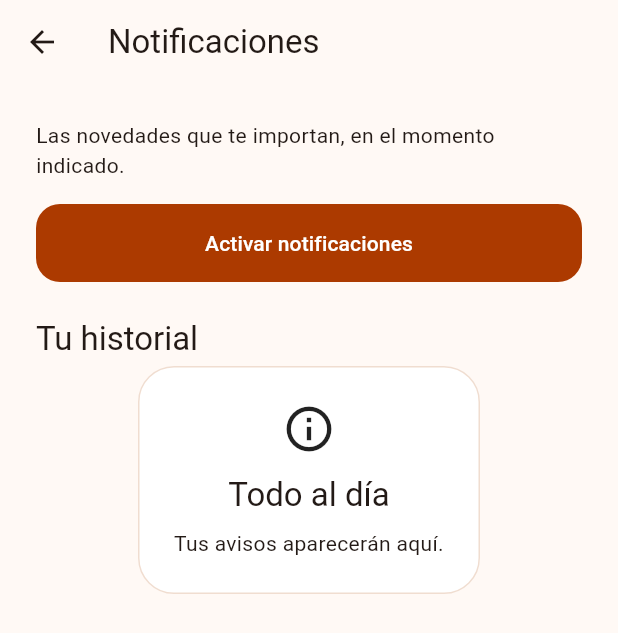
After one commit to CodeArtNexus/financebro-flutter, a Flutter app: the screen it shows once a user with an empty profile is signed in, scrolled down 168 dp, after a tap on the "notifications" icon, on a phone screen of 412 x 824 dp. The commit adds this screen. Shown: the top 633 px of the screen. Run offline on Flutter 3.47's test engine with Material 3 defaults, Android fonts, the phone set to English and light mode, and no system bars; our stand-ins replace cloud_firestore, dio, firebase_auth, firebase_core, firebase_messaging, flutter_local_notifications and 3 more; accounts and stored records are empty.

Commit message:
feat: etapa 5 - preparar notificaciones push y navegación segura

```diff
--- a/lib/app/financebro_app.dart
+++ b/lib/app/financebro_app.dart
@@ -1,14 +1,48 @@
 import 'package:flutter/material.dart';
+
+import 'dart:async';
+
 import 'package:flutter_riverpod/flutter_riverpod.dart';
 import 'package:flutter_localizations/flutter_localizations.dart';
 
 import 'rutas.dart';
 import 'tema.dart';
+import 'proveedores.dart';
+import '../core/errores.dart';
+
+final mensajero = GlobalKey<ScaffoldMessengerState>();
+
+final avisosSesionProvider = Provider<void>((ref) {
+  final usuario = ref.watch(sesionProvider).value;
+  if (usuario == null) return;
+  final repositorio = ref.watch(notificacionesRepositorioProvider);
+  final router = ref.watch(rutasProvider);
+  final suscripcion = repositorio.recibidas.listen((aviso) {
+    mensajero.currentState?.showSnackBar(
+      SnackBar(
+        content: Text(aviso.texto),
+        action: SnackBarAction(
+          label: 'Ver',
+          onPressed: () => router.go(aviso.destino),
+        ),
+      ),
+    );
+  });
+  unawaited(
+    repositorio.conectar(usuario.uid, router.go).catchError((Object e) {
+      registrarEvento('push_no_disponible', servicio: 'notificaciones');
+    }),
+  );
+  ref.onDispose(suscripcion.cancel);
+});
 
 class FinanceBroApp extends ConsumerWidget {
   const FinanceBroApp({super.key});
   @override
-  Widget build(BuildContext context, WidgetRef ref) => MaterialApp.router(
+  Widget build(BuildContext context, WidgetRef ref) {
+    ref.watch(avisosSesionProvider);
+    return MaterialApp.router(
+      scaffoldMessengerKey: mensajero,
       title: 'FinanceBro',
       debugShowCheckedModeBanner: false,
       theme: crearTema(),
@@ -18,3 +52,4 @@ class FinanceBroApp extends ConsumerWidget {
       routerConfig: ref.watch(rutasProvider),
     );
   }
+}
--- a/lib/app/proveedores.dart
+++ b/lib/app/proveedores.dart
@@ -1,4 +1,8 @@
 import 'package:dio/dio.dart';
+
+import '../core/configuracion.dart';
+import '../features/notifications/notificaciones.dart';
+import '../features/notifications/firebase_notificaciones.dart';
 
 import '../core/control_red.dart';
 import '../features/exchange/divisas.dart';
@@ -96,3 +100,22 @@ final cotizacionProvider = FutureProvider.autoDispose
     .family<Cotizacion, String>(
       (ref, moneda) => ref.watch(divisasRepositorioProvider).consultar(moneda),
     );
+
+final notificacionesRepositorioProvider = Provider<RepositorioNotificaciones>((
+  ref,
+) {
+  if (usarEmuladores) return NotificacionesEmuladas();
+  final repositorio = FirebaseNotificaciones(
+    ref.watch(datosProvider),
+    ref.watch(preferenciasLocalesProvider),
+  );
+  ref.onDispose(repositorio.dispose);
+  return repositorio;
+});
+final historialNotificacionesProvider = StreamProvider<List<AvisoCliente>>((
+  ref,
+) {
+  final usuario = ref.watch(sesionProvider).value;
+  if (usuario == null) return const Stream.empty();
+  return ref.watch(notificacionesRepositorioProvider).historial(usuario.uid);
+});
--- a/lib/app/rutas.dart
+++ b/lib/app/rutas.dart
@@ -1,4 +1,5 @@
 import '../features/exchange/divisas_pantalla.dart';
+import '../features/notifications/notificaciones_pantalla.dart';
 import '../core/laboratorio_pantalla.dart';
 import '../core/configuracion.dart';
 import '../features/experience/perfil_pantalla.dart';
@@ -70,6 +71,10 @@ final rutasProvider = Provider<GoRouter>((ref) {
           path: '/laboratorio',
           builder: (_, _) => const LaboratorioPantalla(),
         ),
+      GoRoute(
+        path: '/notificaciones',
+        builder: (_, _) => const NotificacionesPantalla(),
+      ),
       GoRoute(
         path: '/cuentas/:cuenta',
         builder: (_, state) =>
@@ -190,7 +195,16 @@ class InicioPantalla extends ConsumerWidget {
     final mostrarSaldo =
         ref.watch(perfilProvider).value?.valor.mostrarSaldo ?? false;
     return Scaffold(
-      appBar: AppBar(title: const Text('FinanceBro')),
+      appBar: AppBar(
+        title: const Text('FinanceBro'),
+        actions: [
+          IconButton(
+            tooltip: 'Notificaciones',
+            onPressed: () => context.push('/notificaciones'),
+            icon: const Icon(Icons.notifications_outlined),
+          ),
+        ],
+      ),
       body: ListView(
         padding: const EdgeInsets.all(20),
         children: [
--- /dev/null
+++ b/lib/features/notifications/firebase_notificaciones.dart
@@ -0,0 +1,210 @@
+import 'dart:async';
+import 'dart:math';
+
+import 'package:cloud_firestore/cloud_firestore.dart';
+import 'package:firebase_messaging/firebase_messaging.dart';
+import 'package:flutter_local_notifications/flutter_local_notifications.dart';
+import 'package:shared_preferences/shared_preferences.dart';
+
+import '../../core/errores.dart';
+import 'notificaciones.dart';
+
+class FirebaseNotificaciones implements RepositorioNotificaciones {
+  FirebaseNotificaciones(this.datos, this.preferencias);
+  final FirebaseFirestore datos;
+  final SharedPreferences preferencias;
+  final mensajes = FirebaseMessaging.instance;
+  final locales = FlutterLocalNotificationsPlugin();
+  final _recibidas = StreamController<AvisoCliente>.broadcast();
+  final _suscripciones = <StreamSubscription>[];
+  String? _uid;
+  String? _dispositivo;
+  void Function(String)? _abrir;
+  @override
+  Stream<AvisoCliente> get recibidas => _recibidas.stream;
+  @override
+  Future<void> conectar(String uid, void Function(String) abrir) async {
+    if (_uid == uid) return;
+    await _cancelarSuscripciones();
+    _uid = uid;
+    _abrir = abrir;
+    _dispositivo = preferencias.getString('dispositivo_push');
+    _dispositivo ??= List.generate(
+      16,
+      (_) => Random.secure().nextInt(256).toRadixString(16).padLeft(2, '0'),
+    ).join();
+    await preferencias.setString('dispositivo_push', _dispositivo!);
+    await locales.initialize(
+      settings: const InitializationSettings(
+        android: AndroidInitializationSettings('ic_notification'),
+      ),
+      onDidReceiveNotificationResponse: (respuesta) =>
+          _abrir?.call(destinoPush({'ruta': respuesta.payload})),
+    );
+    await locales
+        .resolvePlatformSpecificImplementation<
+          AndroidFlutterLocalNotificationsPlugin
+        >()
+        ?.createNotificationChannel(
+          const AndroidNotificationChannel(
+            'financebro_clientes',
+            'Avisos de FinanceBro',
+            description: 'Novedades de tu espacio financiero',
+            importance: Importance.high,
+          ),
+        );
+    _suscripciones.add(
+      FirebaseMessaging.onMessage.listen((m) async {
+        if (m.data['uid'] != _uid) return;
+        final aviso = AvisoCliente(
+          m.notification?.title ?? 'FinanceBro',
+          m.notification?.body ?? 'Hay una novedad para ti.',
+          DateTime.now(),
+          destinoPush(m.data),
+        );
+        _recibidas.add(aviso);
+        registrarEvento('push_recibido', servicio: 'notificaciones');
+        await locales.show(
+          id: m.messageId.hashCode & 0x7fffffff,
+          title: aviso.titulo,
+          body: aviso.texto,
+          payload: aviso.destino,
+          notificationDetails: const NotificationDetails(
+            android: AndroidNotificationDetails(
+              'financebro_clientes',
+              'Avisos de FinanceBro',
+              importance: Importance.high,
+              priority: Priority.high,
+              icon: 'ic_notification',
+            ),
+          ),
+        );
+      }),
+    );
+    _suscripciones.add(
+      FirebaseMessaging.onMessageOpenedApp.listen((m) {
+        if (m.data['uid'] == _uid) _abrir?.call(destinoPush(m.data));
+      }),
+    );
+    _suscripciones.add(
+      mensajes.onTokenRefresh.listen((token) {
+        _guardarToken(token).catchError(
+          (Object e) => registrarEvento(
+            'token_no_sincronizado',
+            servicio: 'notificaciones',
+          ),
+        );
+      }),
+    );
+    final inicial = await mensajes.getInitialMessage();
+    if (inicial != null && inicial.data['uid'] == uid) {
+      _abrir?.call(destinoPush(inicial.data));
+    }
+    final permiso = await mensajes.getNotificationSettings();
+    if (permiso.authorizationStatus == AuthorizationStatus.authorized) {
+      final token = await mensajes.getToken();
+      if (token != null) await _guardarToken(token);
+    }
+  }
+
+  Future<void> _guardarToken(String token) async {
+    final uid = _uid;
+    if (uid == null || _dispositivo == null) return;
+    await datos
+        .doc('usuarios/$uid/dispositivos/$_dispositivo')
+        .set({'token': token, 'actualizado': FieldValue.serverTimestamp()})
+        .timeout(const Duration(seconds: 8));
+  }
+
+  @override
+  Future<bool> activar(String uid) async {
+    if (_uid != uid) {
+      throw const FalloApp('Estamos preparando tu sesión. Vuelve a intentar.');
+    }
+    final resultado = await mensajes.requestPermission(
+      alert: true,
+      badge: true,
+      sound: true,
+    );
+    if (resultado.authorizationStatus != AuthorizationStatus.authorized) {
+      return false;
+    }
+    final token = await mensajes.getToken();
+    if (token == null) {
+      throw const FalloApp(
+        'No pudimos registrar este dispositivo. Vuelve a intentar.',
+      );
+    }
+    await _guardarToken(token);
+    return true;
+  }
+
+  Future<void> _cancelarSuscripciones() async {
+    for (final s in _suscripciones) {
+      await s.cancel();
+    }
+    _suscripciones.clear();
+  }
+
+  void dispose() {
+    _cancelarSuscripciones();
+    _recibidas.close();
+  }
+
+  @override
+  Future<void> desconectar() async {
+    final uid = _uid;
+    _uid = null;
+    _abrir = null;
+    await _cancelarSuscripciones();
+    try {
+      if (uid != null && _dispositivo != null) {
+        await datos
+            .doc('usuarios/$uid/dispositivos/$_dispositivo')
+            .delete()
+            .timeout(const Duration(seconds: 3));
+      }
+    } catch (_) {
+      registrarEvento('baja_push_pendiente', servicio: 'notificaciones');
+    }
+    try {
+      await mensajes.deleteToken().timeout(const Duration(seconds: 3));
+    } catch (_) {
+      registrarEvento('token_no_eliminado', servicio: 'notificaciones');
+    }
+  }
+
+  @override
+  Stream<List<AvisoCliente>> historial(String uid) => datos
+      .collection('usuarios/$uid/notificaciones')
+      .orderBy('fecha', descending: true)
+      .limit(30)
+      .snapshots()
+      .map(
+        (s) => s.docs
+            .map(
+              (d) => AvisoCliente(
+                d.data()['titulo'] as String,
+                d.data()['texto'] as String,
+                (d.data()['fecha'] as Timestamp).toDate(),
+                destinoPush(d.data()),
+              ),
+            )
+            .toList(),
+      );
+}
+
+class NotificacionesEmuladas implements RepositorioNotificaciones {
+  @override
+  Stream<AvisoCliente> get recibidas => const Stream.empty();
+  @override
+  Stream<List<AvisoCliente>> historial(String uid) => Stream.value([]);
+  @override
+  Future<void> conectar(String uid, void Function(String) abrir) async {}
+  @override
+  Future<bool> activar(String uid) async => throw const FalloApp(
+    'La recepción push requiere Firebase real; no se simula en este entorno local.',
+  );
+  @override
+  Future<void> desconectar() async {}
+}
--- /dev/null
+++ b/lib/features/notifications/notificaciones_pantalla.dart
@@ -0,0 +1,93 @@
+import 'package:flutter/material.dart';
+import 'package:flutter_riverpod/flutter_riverpod.dart';
+import 'package:go_router/go_router.dart';
+import 'package:intl/intl.dart';
+
+import '../../app/proveedores.dart';
+import '../../core/componentes.dart';
+import '../../core/errores.dart';
+
+class NotificacionesPantalla extends ConsumerStatefulWidget {
+  const NotificacionesPantalla({super.key});
+  @override
+  ConsumerState<NotificacionesPantalla> createState() =>
+      _NotificacionesEstado();
+}
+
+class _NotificacionesEstado extends ConsumerState<NotificacionesPantalla> {
+  bool activando = false;
+  String? mensaje;
+  @override
+  Widget build(BuildContext context) => Scaffold(
+    appBar: AppBar(title: const Text('Notificaciones')),
+    body: ListView(
+      padding: const EdgeInsets.all(24),
+      children: [
+        const Text('Las novedades que te importan, en el momento indicado.'),
+        const SizedBox(height: 16),
+        FilledButton(
+          onPressed: activando
+              ? null
+              : () async {
+                  setState(() {
+                    activando = true;
+                    mensaje = null;
+                  });
+                  try {
+                    final activado = await ref
+                        .read(notificacionesRepositorioProvider)
+                        .activar(ref.read(identidadProvider).actual!.uid);
+                    if (mounted) {
+                      setState(
+                        () => mensaje = activado
+                            ? 'Este dispositivo está listo para recibir notificaciones.'
+                            : 'No diste permiso. Puedes activarlo en los ajustes del dispositivo.',
+                      );
+                    }
+                  } catch (e) {
+                    if (mounted) setState(() => mensaje = mensajeError(e));
+                  } finally {
+                    if (mounted) setState(() => activando = false);
+                  }
+                },
+          child: Text(activando ? 'Activando…' : 'Activar notificaciones'),
+        ),
+        if (mensaje != null)
+          Padding(
+            padding: const EdgeInsets.symmetric(vertical: 16),
+            child: Semantics(liveRegion: true, child: Text(mensaje!)),
+          ),
+        const SizedBox(height: 24),
+        Text('Tu historial', style: Theme.of(context).textTheme.titleLarge),
+        ref
+            .watch(historialNotificacionesProvider)
+            .when(
+              loading: () => const LinearProgressIndicator(),
+              error: (e, _) => PanelError(
+                e,
+                () => ref.invalidate(historialNotificacionesProvider),
+              ),
+              data: (avisos) => Column(
+                children: [
+                  if (avisos.isEmpty)
+                    const PanelEstado(
+                      titulo: 'Todo al día',
+                      mensaje: 'Tus avisos aparecerán aquí.',
+                    ),
+                  for (final aviso in avisos)
+                    Card(
+                      child: ListTile(
+                        title: Text(aviso.titulo),
+                        subtitle: Text(
+                          '${aviso.texto}\n${DateFormat("dd/MM HH:mm").format(aviso.fecha)}',
+                        ),
+                        onTap: () => context.go(aviso.destino),
+                      ),
+                    ),
+                ],
+              ),
+            ),
+      ],
+    ),
+  );
+}
--- a/lib/main.dart
+++ b/lib/main.dart
@@ -5,6 +5,7 @@ import 'dart:ui';
 import 'package:cloud_firestore/cloud_firestore.dart';
 import 'package:firebase_auth/firebase_auth.dart';
 import 'package:firebase_core/firebase_core.dart';
+import 'package:firebase_messaging/firebase_messaging.dart';
 import 'package:flutter/material.dart';
 import 'package:flutter_riverpod/flutter_riverpod.dart';
 
@@ -13,6 +14,12 @@ import 'app/proveedores.dart';
 import 'core/configuracion.dart';
 import 'core/errores.dart';
 import 'firebase_options.dart';
+
+@pragma('vm:entry-point')
+Future<void> recibirEnSegundoPlano(RemoteMessage mensaje) async {
+  await Firebase.initializeApp(options: DefaultFirebaseOptions.currentPlatform);
+  registrarEvento('push_segundo_plano', servicio: 'notificaciones');
+}
 
 Future<Widget> prepararAplicacion() async {
   WidgetsFlutterBinding.ensureInitialized();
@@ -27,6 +34,8 @@ Future<Widget> prepararAplicacion() async {
     final datos = FirebaseFirestore.instanceFor(app: app);
     datos.settings = const Settings(persistenceEnabled: false);
     datos.useFirestoreEmulator(servidorEmuladores, 8080);
+  } else {
+    FirebaseMessaging.onBackgroundMessage(recibirEnSegundoPlano);
   }
   FlutterError.onError = (detalle) {
     registrarEvento('error_flutter');
```
Also changed, not shown: lib/features/experience/perfil_pantalla.dart (+18 -3 lines), lib/features/notifications/notificaciones.dart (added, +20 -0 lines), 4 other files. Lines whose indentation alone changed are shown as unchanged.
